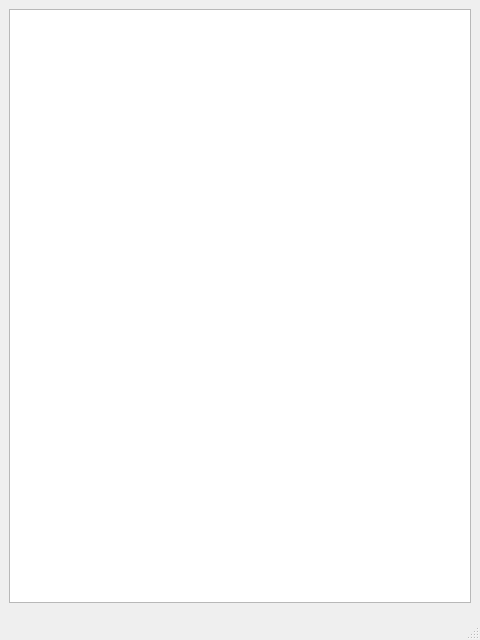
Old version of the form chat_window.ui in the repository jmrodriguezSTC/Learn_PyQt6.
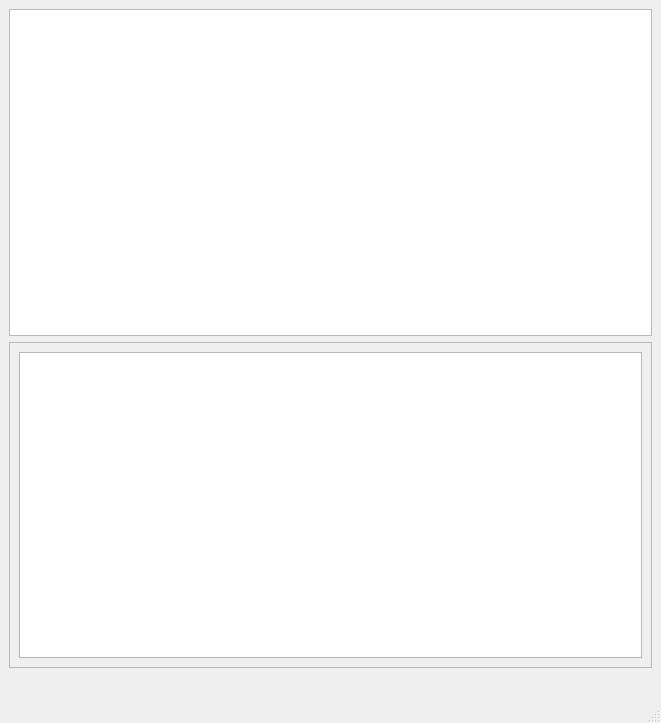
New version of the form.

Commit message: Uso de plantillas de Qt ui

```diff
--- a/chat_window.ui
+++ b/chat_window.ui
@@ -6,8 +6,8 @@
    <rect>
     <x>0</x>
     <y>0</y>
-    <width>480</width>
-    <height>640</height>
+    <width>661</width>
+    <height>723</height>
    </rect>
   </property>
   <property name="windowTitle">
@@ -16,10 +16,51 @@
   <widget class="QWidget" name="centralwidget">
    <layout class="QVBoxLayout" name="verticalLayout">
     <item>
-     <widget class="QTextEdit" name="textEdit"/>
+     <widget class="QTextEdit" name="textEdit">
+      <property name="placeholderText">
+       <string/>
+      </property>
+     </widget>
     </item>
     <item>
-     <widget class="QWidget" name="widget" native="true"/>
+     <widget class="QScrollArea" name="scrollArea">
+      <property name="cursor" stdset="0">
+       <cursorShape>ArrowCursor</cursorShape>
+      </property>
+      <property name="contextMenuPolicy">
+       <enum>Qt::DefaultContextMenu</enum>
+      </property>
+      <property name="widgetResizable">
+       <bool>true</bool>
+      </property>
+      <widget class="QWidget" name="scrollAreaWidgetContents">
+       <property name="geometry">
+        <rect>
+         <x>0</x>
+         <y>0</y>
+         <width>637</width>
+         <height>320</height>
+        </rect>
+       </property>
+       <layout class="QHBoxLayout" name="horizontalLayout_2">
+        <item>
+         <widget class="QTreeView" name="treeView">
+          <property name="baseSize">
+           <size>
+            <width>0</width>
+            <height>0</height>
+           </size>
+          </property>
+         </widget>
+        </item>
+       </layout>
+      </widget>
+     </widget>
+    </item>
+    <item>
+     <widget class="QWidget" name="widget" native="true">
+      <layout class="QHBoxLayout" name="horizontalLayout"/>
+     </widget>
     </item>
    </layout>
   </widget>
```
The commit also changes 2 other files.
